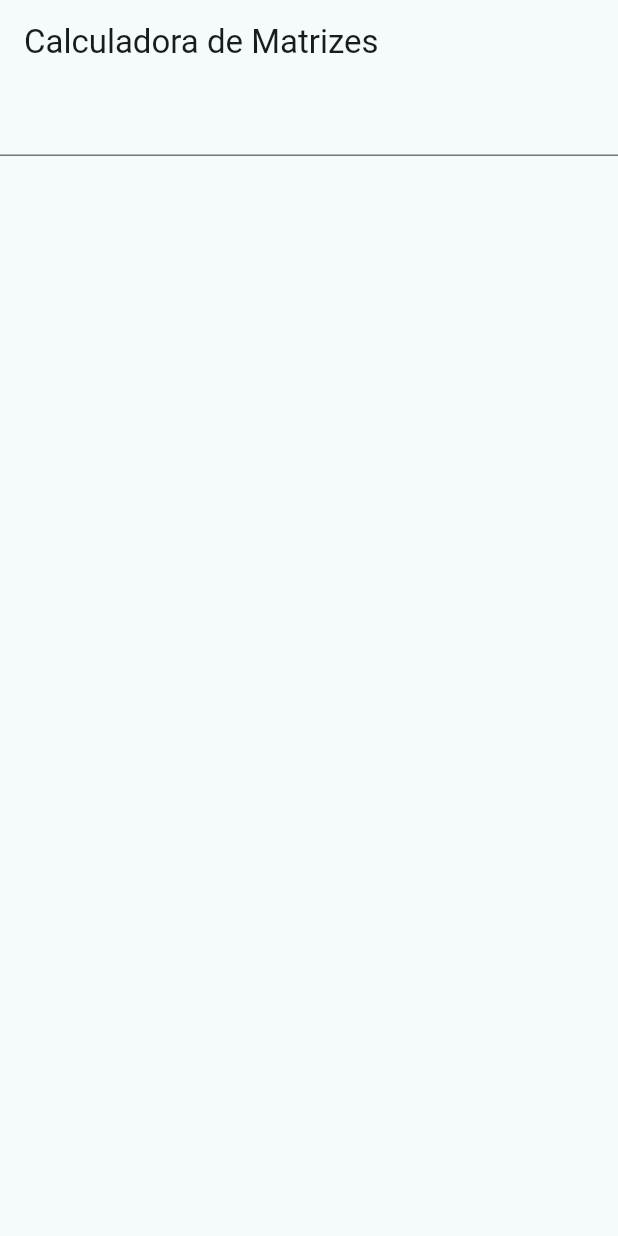
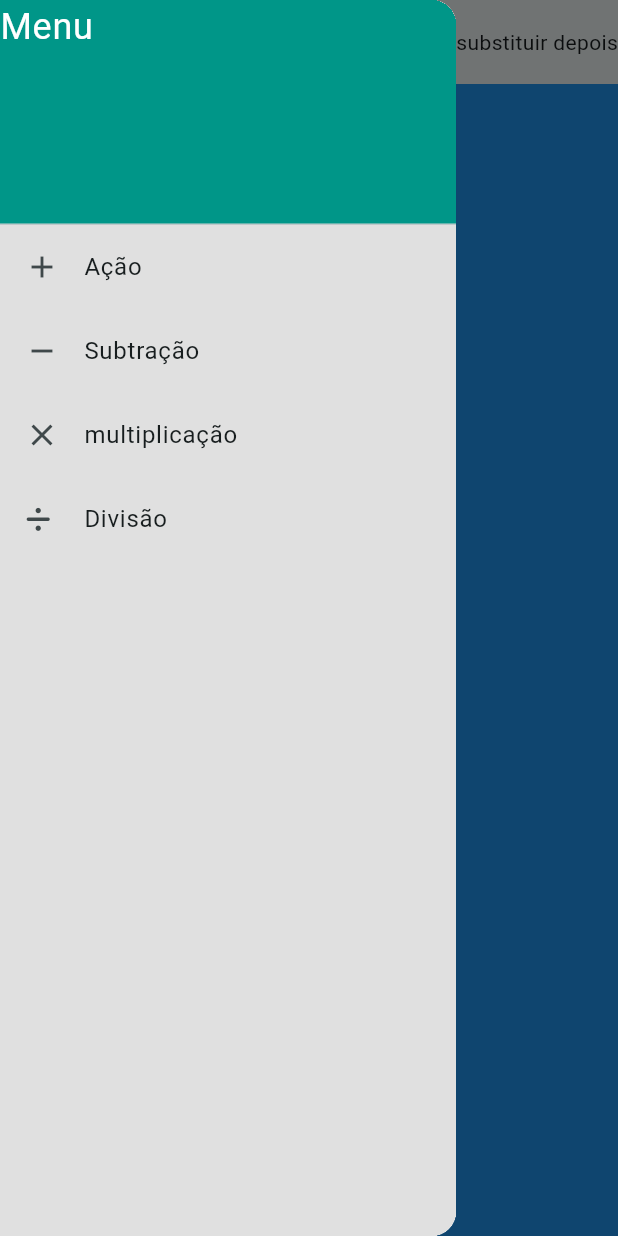
Before and after one commit to Eduardo8006/opera-o-matriz, a Flutter app: the screen it shows after launch, with the side drawer open (before the commit the screen has no drawer), on a phone screen of 412 x 824 dp. Run offline on Flutter 3.47's test engine with Material 3 defaults, Android fonts, the phone set to English and light mode, and no system bars; our stand-ins replace font_awesome_flutter, google_fonts; missing offline and left inert: matrix2d.

Commit message:
principal meio pronto

```diff
--- a/lib/calculos.dart
+++ b/lib/calculos.dart
@@ -1,6 +1,6 @@
 import 'package:matrix2d/matrix2d.dart';
 
-Matrix2d m2d = Matrix2d();
+Matrix2d m2d = const Matrix2d();
 
 List multiplicacao(List matriz1, List matriz2) {
   List resultado = m2d.dot(matriz1, matriz2);
--- a/lib/home.dart
+++ b/lib/home.dart
@@ -1,5 +1,6 @@
 import 'package:flutter/material.dart';
-import 'package:operacaomatriz/calculos.dart';
+import 'package:google_fonts/google_fonts.dart';
+import 'package:font_awesome_flutter/font_awesome_flutter.dart';
 
 class HomePage extends StatefulWidget {
   HomePage({super.key});
@@ -9,37 +10,99 @@ class HomePage extends StatefulWidget {
 }
 
 class _HomePageState extends State<HomePage> {
-  List a = [
-    [1, 2, 3],
-    [2, 3, 4],
-    [2, 3, 4]
-  ];
-  List b = [
-    [67, 5, 3],
-    [13, 3, 4],
-    [8, 6, 5]
-  ];
-
-  @override
-  void initState() {
-    multiplicacao(a, b);
-    super.initState();
-  }
-
   @override
   Widget build(BuildContext context) {
     return Scaffold(
       appBar: AppBar(
-        title: const Text("Calculadora de Matrizes"),
+        actions: <Widget>[
+          Text('substituir depois'),
+        ],
+        title: const Text("Matrizes"),
+        leading: Builder(
+          // Usando Builder para garantir o contexto correto
+          builder: (context) {
+            return IconButton(
+              onPressed: () {
+                Scaffold.of(context).openDrawer();
+              },
+              icon: Icon(
+                Icons.menu,
+                size: 30,
+              ),
+            );
+          },
+        ),
+      ),
+      drawer: Drawer(
+        // Barra lateral expansível
+        child: Container(
+          width:
+              MediaQuery.of(context).size.width * 0.5, // Ocupa metade da tela
+          color: Colors.grey[300],
+          child: ListView(
+            padding: EdgeInsets.zero,
+            children: <Widget>[
+              // Alterando o tamanho da área azul no DrawerHeader
+              SizedBox(
+                height: 150, // Defina a altura desejada para o DrawerHeader
+                child: DrawerHeader(
+                  decoration: BoxDecoration(
+                    color: Colors.teal, // Cor azul
+                  ),
+                  child: Text(
+                    'Menu',
+                    style: TextStyle(
+                      color: Colors.white,
+                      fontSize: 24,
+                    ),
+                  ),
+                  margin: EdgeInsets.zero, // Remove a margem do DrawerHeader
+                  padding: EdgeInsets.zero, // Remove o padding do DrawerHeader
+                ),
+              ),
+              ListTile(
+                leading: Icon(Icons.add),
+                title: Text('Ação'),
+                onTap: () {
+                  Navigator.pop(context); // Fecha o drawer
+                },
+              ),
+              ListTile(
+                leading: Icon(Icons.remove),
+                title: Text('Subtração'),
+                onTap: () {
+                  Navigator.pop(context); // Fecha o drawer
+                },
+              ),
+              ListTile(
+                leading: Icon(Icons.close),
+                title: Text('multiplicação'),
+                onTap: () {
+                  Navigator.pop(context); // Fecha o drawer
+                },
+              ),
+              ListTile(
+                leading: Icon(
+                  FontAwesomeIcons.divide,
+                  size: 19,
+                ),
+                title: Text('Divisão'),
+                onTap: () {
+                  Navigator.pop(context); // Fecha o drawer
+                },
+              ),
+            ],
+          ),
+        ),
       ),
       body: Container(
+        color: Colors.blue,
         width: double.infinity,
         height: double.infinity,
-        child: Column(
-          crossAxisAlignment: CrossAxisAlignment.center,
-          children: [
-            TextFormField(),
-          ],
+        child: SingleChildScrollView(
+          child: Column(
+            children: <Widget>[],
+          ),
         ),
       ),
     );
--- a/pubspec.yaml
+++ b/pubspec.yaml
@@ -18,6 +18,8 @@ dev_dependencies:
     sdk: flutter
 
   flutter_lints: ^4.0.0
+  google_fonts: ^5.0.0
+  font_awesome_flutter: ^10.0.0
 
 flutter:
 
```
Also changed, not shown: pubspec.lock, 1 other file.
